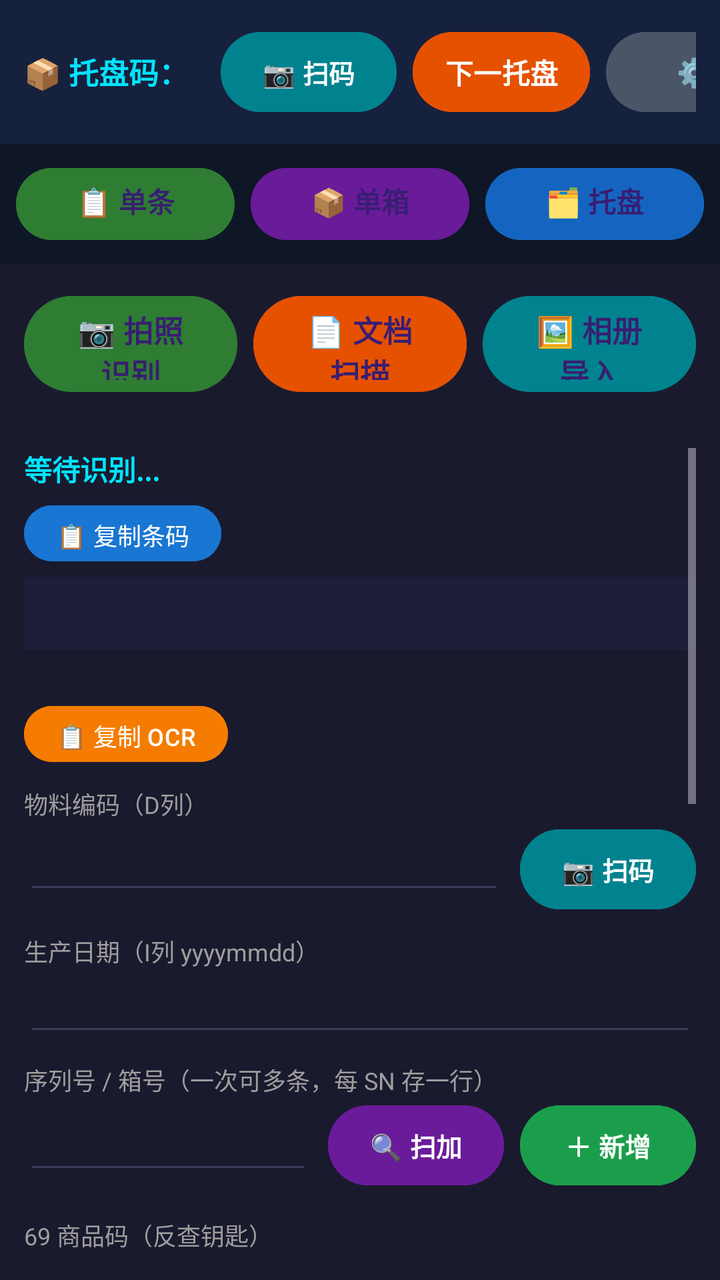
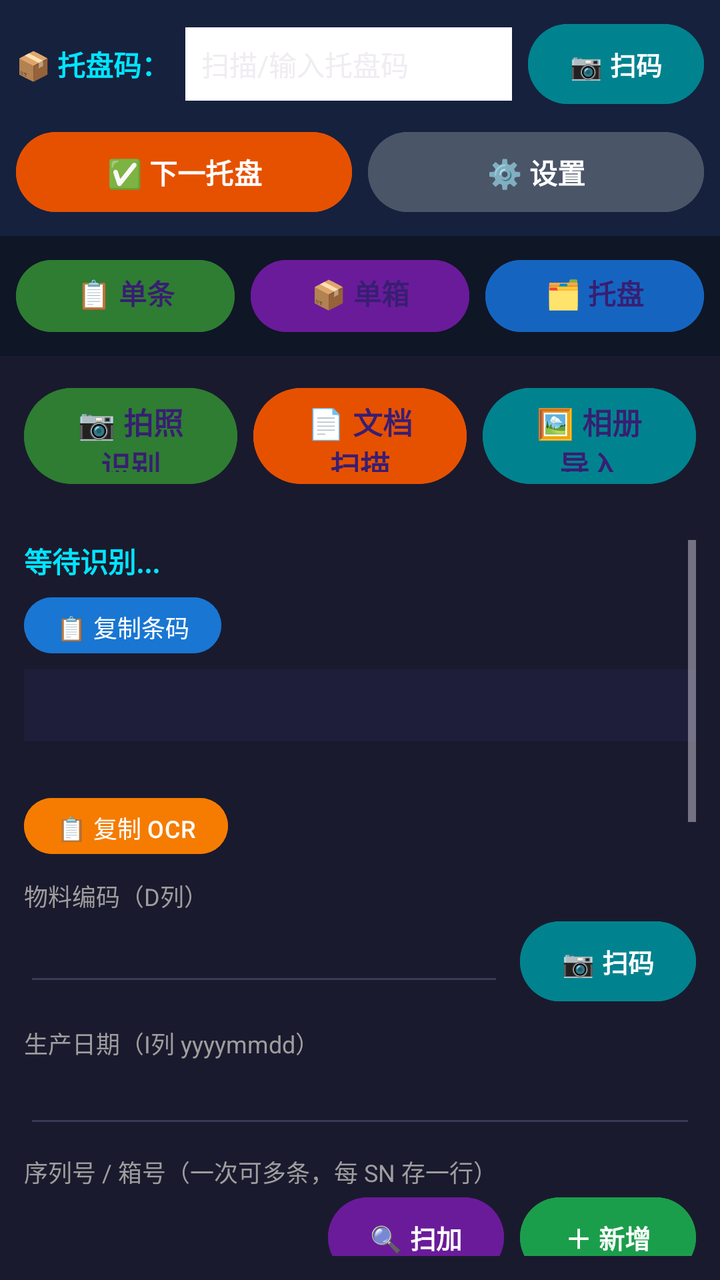

An Android layout rendered at two revisions. The XML below is the earlier revision; the diff shows what the commit changed to produce the second picture.
<!-- AndroidManifest.xml: application theme Theme.LabelScanner -->
<!-- res/layout/activity_main.xml -->
<?xml version="1.0" encoding="utf-8"?>
<LinearLayout xmlns:android="http://schemas.android.com/apk/res/android"
    android:layout_width="match_parent"
    android:layout_height="match_parent"
    android:orientation="vertical"
    android:background="#1a1a2e">

    
    <LinearLayout
        android:id="@+id/trayBar"
        android:layout_width="match_parent"
        android:layout_height="wrap_content"
        android:orientation="horizontal"
        android:padding="12dp"
        android:background="#16213e"
        android:gravity="center_vertical">

        <TextView
            android:layout_width="wrap_content"
            android:layout_height="wrap_content"
            android:text="📦 托盘码："
            android:textColor="#00e5ff"
            android:textSize="15sp"
            android:textStyle="bold" />

        <EditText
            android:id="@+id/etTrayCode"
            android:layout_width="0dp"
            android:layout_height="wrap_content"
            android:layout_weight="1"
            android:layout_marginStart="8dp"
            android:background="@android:color/white"
            android:hint="扫描/输入托盘码"
            android:inputType="textCapCharacters"
            android:padding="10dp"
            android:textColor="#000000"
            android:textSize="15sp" />

        <Button
            android:id="@+id/btnScanTrayCode"
            android:layout_width="wrap_content"
            android:layout_height="wrap_content"
            android:layout_marginStart="8dp"
            android:backgroundTint="#00838f"
            android:paddingHorizontal="16dp"
            android:text="📷 扫码"
            android:textColor="#ffffff"
            android:textSize="13sp"
            android:textStyle="bold" />

        <Button
            android:id="@+id/btnNextTray"
            android:layout_width="wrap_content"
            android:layout_height="wrap_content"
            android:layout_marginStart="8dp"
            android:backgroundTint="#e65100"
            android:paddingHorizontal="16dp"
            android:text="下一托盘"
            android:textColor="#ffffff"
            android:textSize="14sp"
            android:textStyle="bold" />

        <Button
            android:id="@+id/btnSettings"
            android:layout_width="wrap_content"
            android:layout_height="wrap_content"
            android:layout_marginStart="8dp"
            android:backgroundTint="#4a5568"
            android:paddingHorizontal="12dp"
            android:text="⚙️"
            android:textColor="#ffffff"
            android:textSize="14sp"
            android:textStyle="bold" />
    </LinearLayout>

    
    <LinearLayout
        android:layout_width="match_parent"
        android:layout_height="wrap_content"
        android:orientation="horizontal"
        android:padding="8dp"
        android:background="#0f1626"
        android:gravity="center">

        <Button
            android:id="@+id/btnModeSingle"
            android:layout_width="0dp"
            android:layout_height="44dp"
            android:layout_weight="1"
            android:backgroundTint="#2e7d32"
            android:text="📋 单条识别"
            android:textSize="14sp"
            android:textStyle="bold" />

        <Button
            android:id="@+id/btnModeBox"
            android:layout_width="0dp"
            android:layout_height="44dp"
            android:layout_weight="1"
            android:layout_marginStart="8dp"
            android:backgroundTint="#6a1b9a"
            android:text="📦 单箱入库"
            android:textSize="14sp"
            android:textStyle="bold" />

        <Button
            android:id="@+id/btnGotoCenter"
            android:layout_width="0dp"
            android:layout_height="44dp"
            android:layout_weight="1"
            android:layout_marginStart="8dp"
            android:backgroundTint="#1565c0"
            android:text="🗂️ 托盘中心"
            android:textSize="14sp"
            android:textStyle="bold" />
    </LinearLayout>

    
    <LinearLayout
        android:id="@+id/panelSingle"
        android:layout_width="match_parent"
        android:layout_height="0dp"
        android:layout_weight="1"
        android:orientation="vertical">

        
        <LinearLayout
            android:layout_width="match_parent"
            android:layout_height="wrap_content"
            android:orientation="horizontal"
            android:padding="12dp"
            android:gravity="center">

            <Button
                android:id="@+id/btnCamera"
                android:layout_width="0dp"
                android:layout_height="56dp"
                android:layout_weight="1"
                android:backgroundTint="#2e7d32"
                android:text="📷 拍照识别"
                android:textSize="15sp"
                android:textStyle="bold" />

            <Button
                android:id="@+id/btnDocScan"
                android:layout_width="0dp"
                android:layout_height="56dp"
                android:layout_weight="1"
                android:layout_marginStart="8dp"
                android:backgroundTint="#e65100"
                android:text="📄 文档扫描"
                android:textSize="15sp"
                android:textStyle="bold" />

            <Button
                android:id="@+id/btnGallery"
                android:layout_width="0dp"
                android:layout_height="56dp"
                android:layout_weight="1"
                android:layout_marginStart="8dp"
                android:backgroundTint="#00838f"
                android:text="🖼 相册导入"
                android:textSize="15sp"
                android:textStyle="bold" />
        </LinearLayout>

        
        <ScrollView
            android:layout_width="match_parent"
            android:layout_height="0dp"
            android:layout_weight="1"
            android:padding="12dp">

            <LinearLayout
                android:layout_width="match_parent"
                android:layout_height="wrap_content"
                android:orientation="vertical">

                <TextView
                    android:id="@+id/tvBarcodes"
                    android:layout_width="match_parent"
                    android:layout_height="wrap_content"
                    android:text="等待识别..."
                    android:textColor="#00e5ff"
                    android:textSize="14sp"
                    android:textStyle="bold" />

                <Button
                    android:id="@+id/btnCopyBarcodes"
                    android:layout_width="wrap_content"
                    android:layout_height="36dp"
                    android:layout_marginTop="4dp"
                    android:backgroundTint="#1976d2"
                    android:paddingHorizontal="16dp"
                    android:text="📋 复制条码"
                    android:textColor="#ffffff"
                    android:textSize="12sp" />

                <TextView
                    android:id="@+id/resultPanel"
                    android:layout_width="match_parent"
                    android:layout_height="wrap_content"
                    android:layout_marginTop="4dp"
                    android:minHeight="36dp"
                    android:padding="8dp"
                    android:textColor="#ffffff"
                    android:textSize="13sp"
                    android:background="@color/result_idle" />

                <TextView
                    android:id="@+id/tvExtras"
                    android:layout_width="match_parent"
                    android:layout_height="wrap_content"
                    android:layout_marginTop="4dp"
                    android:textColor="#ffd54f"
                    android:textSize="12sp" />

                <Button
                    android:id="@+id/btnCopyOcr"
                    android:layout_width="wrap_content"
                    android:layout_height="36dp"
                    android:layout_marginTop="4dp"
                    android:backgroundTint="#f57c00"
                    android:paddingHorizontal="16dp"
                    android:text="📋 复制 OCR"
                    android:textColor="#ffffff"
                    android:textSize="12sp" />

                
                <TextView style="@style/FieldLabel" android:text="物料编码（D列）" />
                <LinearLayout
                    android:layout_width="match_parent"
                    android:layout_height="wrap_content"
                    android:orientation="horizontal">
                    <EditText
                        android:id="@+id/etMaterial"
                        style="@style/FieldInput"
                        android:layout_width="0dp"
                        android:layout_weight="1" />
                    <Button
                        android:id="@+id/btnScanMaterial"
                        android:layout_width="wrap_content"
                        android:layout_height="wrap_content"
                        android:layout_marginStart="8dp"
                        android:backgroundTint="#00838f"
                        android:paddingHorizontal="16dp"
                        android:text="📷 扫码"
                        android:textColor="#ffffff"
                        android:textSize="13sp"
                        android:textStyle="bold" />
                </LinearLayout>

                <TextView style="@style/FieldLabel" android:text="生产日期（I列 yyyymmdd）" />
                <EditText
                    android:id="@+id/etDate"
                    style="@style/FieldInput"
                    android:inputType="number" />

                
                <TextView style="@style/FieldLabel" android:text="序列号 / 箱号（一次可多条，每 SN 存一行）" />
                <LinearLayout
                    android:layout_width="match_parent"
                    android:layout_height="wrap_content"
                    android:orientation="horizontal"
                    android:gravity="center_vertical">
                    <EditText
                        android:id="@+id/etSn"
                        style="@style/FieldInput"
                        android:layout_width="0dp"
                        android:layout_weight="1" />
                    <Button
                        android:id="@+id/btnScanAddSn"
                        android:layout_width="wrap_content"
                        android:layout_height="wrap_content"
                        android:layout_marginStart="8dp"
                        android:backgroundTint="#6a1b9a"
                        android:paddingHorizontal="12dp"
                        android:text="🔍 扫加"
                        android:textColor="#ffffff"
                        android:textSize="13sp"
                        android:textStyle="bold" />
                    <Button
                        android:id="@+id/btnAddSn"
                        android:layout_width="wrap_content"
                        android:layout_height="wrap_content"
                        android:layout_marginStart="8dp"
                        android:backgroundTint="#1b9e4b"
                        android:paddingHorizontal="12dp"
                        android:text="＋ 新增"
                        android:textColor="#ffffff"
                        android:textSize="13sp"
                        android:textStyle="bold" />
                </LinearLayout>

                <LinearLayout
                    android:id="@+id/llSnList"
                    android:layout_width="match_parent"
                    android:layout_height="wrap_content"
                    android:layout_marginTop="4dp"
                    android:orientation="vertical" />

                <TextView style="@style/FieldLabel" android:text="69 商品码（反查钥匙）" />
                <EditText
                    android:id="@+id/etEan69"
                    style="@style/FieldInput" />

                <TextView style="@style/FieldLabel" android:text="型号" />
                <EditText
                    android:id="@+id/etModel"
                    style="@style/FieldInput" />

                <TextView style="@style/FieldLabel" android:text="颜色" />
                <EditText
                    android:id="@+id/etColor"
                    style="@style/FieldInput" />

                <TextView style="@style/FieldLabel" android:text="硒鼓/耗材型号" />
                <EditText
                    android:id="@+id/etToner"
                    style="@style/FieldInput" />

                
                <LinearLayout
                    android:layout_width="match_parent"
                    android:layout_height="wrap_content"
                    android:layout_marginTop="16dp"
                    android:orientation="horizontal">

                    <Button
                        android:id="@+id/btnSave"
                        android:layout_width="0dp"
                        android:layout_height="64dp"
                        android:layout_weight="1"
                        android:backgroundTint="#2e7d32"
                        android:text="✅ 保存（N 条）"
                        android:textSize="18sp"
                        android:textStyle="bold" />

                    <Button
                        android:id="@+id/btnDiscard"
                        android:layout_width="0dp"
                        android:layout_height="64dp"
                        android:layout_weight="1"
                        android:layout_marginStart="12dp"
                        android:backgroundTint="#c62828"
                        android:text="✖ 丢弃"
                        android:textSize="18sp"
                        android:textStyle="bold" />
                </LinearLayout>

                
                <LinearLayout
                    android:layout_width="match_parent"
                    android:layout_height="wrap_content"
                    android:layout_marginTop="12dp"
                    android:gravity="center_vertical"
                    android:orientation="horizontal">

                    <TextView
                        android:id="@+id/tvCount"
                        android:layout_width="0dp"
                        android:layout_height="wrap_content"
                        android:layout_weight="1"
                        android:text="📋 已保存 0 条"
                        android:textColor="#00e5ff"
                        android:textSize="14sp" />

                    <Button
                        android:id="@+id/btnList"
                        android:layout_width="wrap_content"
                        android:layout_height="56dp"
                        android:backgroundTint="#6a1b9a"
                        android:paddingHorizontal="20dp"
                        android:text="🗂️ 托盘中心"
                        android:textSize="15sp"
                        android:textStyle="bold" />

                    <Button
                        android:id="@+id/btnExport"
                        android:layout_width="wrap_content"
                        android:layout_height="56dp"
                        android:layout_marginStart="8dp"
                        android:backgroundTint="#1565c0"
                        android:paddingHorizontal="20dp"
                        android:text="📤 导出 CSV"
                        android:textSize="15sp"
                        android:textStyle="bold" />

                    <Button
                        android:id="@+id/btnExportWms"
                        android:layout_width="wrap_content"
                        android:layout_height="56dp"
                        android:layout_marginStart="8dp"
                        android:backgroundTint="#ad1457"
                        android:paddingHorizontal="20dp"
                        android:text="🏭 导出 WMS"
                        android:textSize="15sp"
                        android:textStyle="bold" />
                </LinearLayout>

                
                <Button
                    android:id="@+id/btnTestRecognize"
                    android:layout_width="match_parent"
                    android:layout_height="56dp"
                    android:layout_marginTop="12dp"
                    android:backgroundTint="#7b1fa2"
                    android:text="🔬 测试识别（打印原始条码+OCR）"
                    android:textSize="15sp"
                    android:textStyle="bold" />
            </LinearLayout>
        </ScrollView>
    </LinearLayout>
</LinearLayout>
<!-- resources referenced by this layout -->
<resources>
  <color name="result_idle">#1e1e3a</color>
  <style name="FieldInput">
          <item name="android:layout_width">match_parent</item>
          <item name="android:layout_height">wrap_content</item>
          <item name="android:backgroundTint">#3a3a5a</item>
          <item name="android:textColor">#ffffff</item>
          <item name="android:textSize">16sp</item>
          <item name="android:singleLine">true</item>
      </style>
  <style name="FieldLabel">
          <item name="android:layout_width">match_parent</item>
          <item name="android:layout_height">wrap_content</item>
          <item name="android:layout_marginTop">8dp</item>
          <item name="android:textSize">12sp</item>
          <item name="android:textColor">#9e9e9e</item>
      </style>
  <style name="Theme.LabelScanner" parent="Theme.Material3.Dark.NoActionBar">
          <item name="android:statusBarColor">@android:color/transparent</item>
          <item name="android:navigationBarColor">@android:color/transparent</item>
          <item name="android:windowDrawsSystemBarBackgrounds">true</item>
          <item name="android:windowLightStatusBar">false</item>
          <item name="android:windowLightNavigationBar">false</item>
      </style>
</resources>

<!-- the commit's change to res/layout/activity_main.xml (unified diff, before → after) -->
@@ -10,67 +10,79 @@
         android:id="@+id/trayBar"
         android:layout_width="match_parent"
         android:layout_height="wrap_content"
-        android:orientation="horizontal"
-        android:padding="12dp"
-        android:background="#16213e"
-        android:gravity="center_vertical">
-
-        <TextView
-            android:layout_width="wrap_content"
+        android:orientation="vertical"
+        android:padding="8dp"
+        android:background="#16213e">
+
+        <LinearLayout
+            android:layout_width="match_parent"
             android:layout_height="wrap_content"
-            android:text="📦 托盘码："
-            android:textColor="#00e5ff"
-            android:textSize="15sp"
-            android:textStyle="bold" />
-
-        <EditText
-            android:id="@+id/etTrayCode"
-            android:layout_width="0dp"
+            android:orientation="horizontal"
+            android:gravity="center_vertical">
+
+            <TextView
+                android:layout_width="wrap_content"
+                android:layout_height="wrap_content"
+                android:text="📦 托盘码："
+                android:textColor="#00e5ff"
+                android:textSize="14sp"
+                android:textStyle="bold" />
+
+            <EditText
+                android:id="@+id/etTrayCode"
+                android:layout_width="0dp"
+                android:layout_height="wrap_content"
+                android:layout_weight="1"
+                android:layout_marginStart="8dp"
+                android:background="@android:color/white"
+                android:hint="扫描/输入托盘码"
+                android:inputType="textCapCharacters"
+                android:padding="8dp"
+                android:textColor="#000000"
+                android:textSize="14sp" />
+
+            <Button
+                android:id="@+id/btnScanTrayCode"
+                android:layout_width="wrap_content"
+                android:layout_height="wrap_content"
+                android:layout_marginStart="8dp"
+                android:backgroundTint="#00838f"
+                android:paddingHorizontal="12dp"
+                android:text="📷 扫码"
+                android:textColor="#ffffff"
+                android:textSize="13sp"
+                android:textStyle="bold" />
+        </LinearLayout>
+
+        <LinearLayout
+            android:layout_width="match_parent"
             android:layout_height="wrap_content"
-            android:layout_weight="1"
-            android:layout_marginStart="8dp"
-            android:background="@android:color/white"
-            android:hint="扫描/输入托盘码"
-            android:inputType="textCapCharacters"
-            android:padding="10dp"
-            android:textColor="#000000"
-            android:textSize="15sp" />
-
-        <Button
-            android:id="@+id/btnScanTrayCode"
-            android:layout_width="wrap_content"
-            android:layout_height="wrap_content"
-            android:layout_marginStart="8dp"
-            android:backgroundTint="#00838f"
-            android:paddingHorizontal="16dp"
-            android:text="📷 扫码"
-            android:textColor="#ffffff"
-            android:textSize="13sp"
-            android:textStyle="bold" />
-
-        <Button
-            android:id="@+id/btnNextTray"
-            android:layout_width="wrap_content"
-            android:layout_height="wrap_content"
-            android:layout_marginStart="8dp"
-            android:backgroundTint="#e65100"
-            android:paddingHorizontal="16dp"
-            android:text="下一托盘"
-            android:textColor="#ffffff"
-            android:textSize="14sp"
-            android:textStyle="bold" />
-
-        <Button
-            android:id="@+id/btnSettings"
-            android:layout_width="wrap_content"
-            android:layout_height="wrap_content"
-            android:layout_marginStart="8dp"
-            android:backgroundTint="#4a5568"
-            android:paddingHorizontal="12dp"
-            android:text="⚙️"
-            android:textColor="#ffffff"
-            android:textSize="14sp"
-            android:textStyle="bold" />
+            android:layout_marginTop="6dp"
+            android:orientation="horizontal">
+
+            <Button
+                android:id="@+id/btnNextTray"
+                android:layout_width="0dp"
+                android:layout_height="wrap_content"
+                android:layout_weight="1"
+                android:backgroundTint="#e65100"
+                android:text="✅ 下一托盘"
+                android:textColor="#ffffff"
+                android:textSize="14sp"
+                android:textStyle="bold" />
+
+            <Button
+                android:id="@+id/btnSettings"
+                android:layout_width="0dp"
+                android:layout_height="wrap_content"
+                android:layout_weight="1"
+                android:layout_marginStart="8dp"
+                android:backgroundTint="#4a5568"
+                android:text="⚙️ 设置"
+                android:textColor="#ffffff"
+                android:textSize="14sp"
+                android:textStyle="bold" />
+        </LinearLayout>
     </LinearLayout>
 
     
